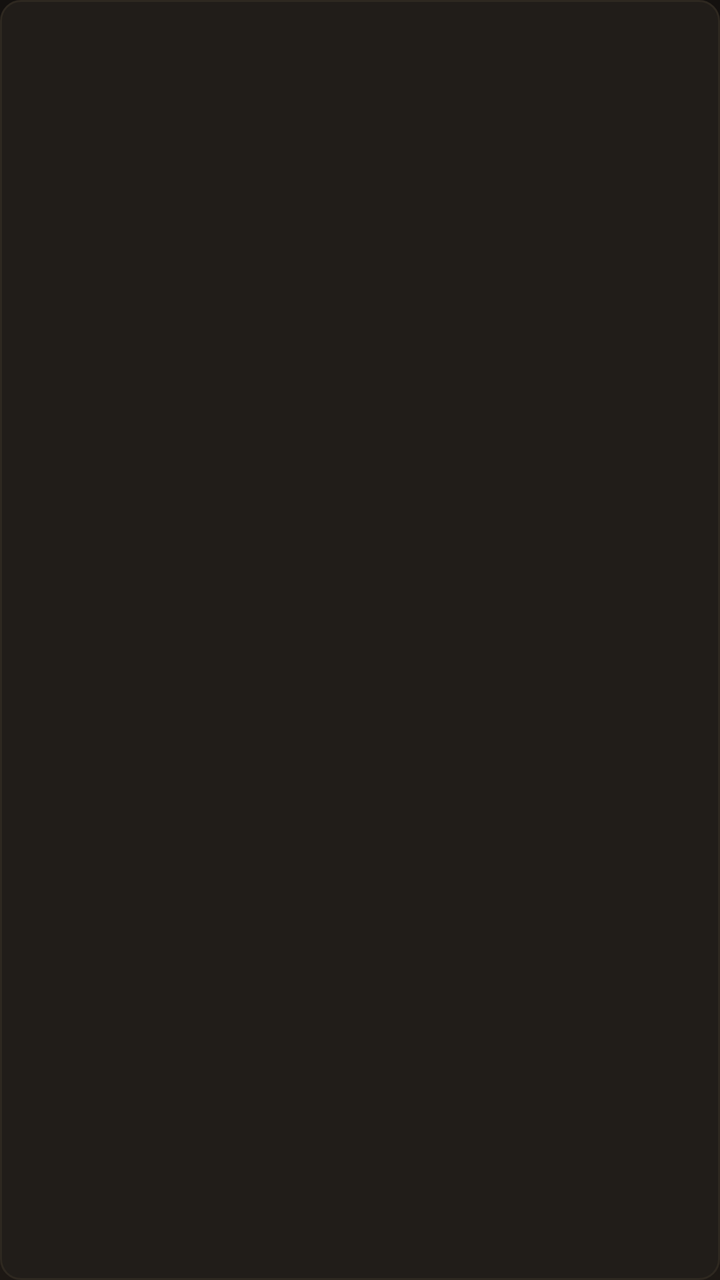
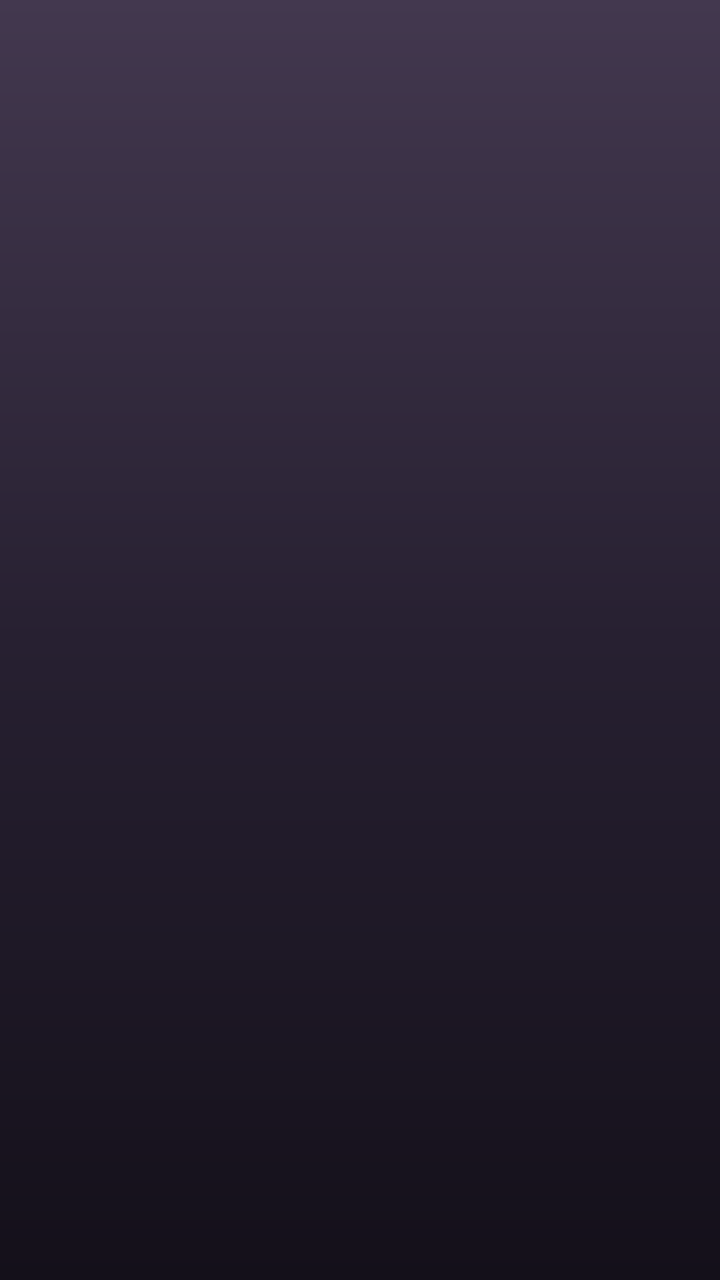

Before-and-after screenshots of an Android layout around one commit, followed by the original layout XML and the change that was made.
<!-- AndroidManifest.xml: application theme Theme.HMS -->
<!-- res/layout/item_tile.xml -->
<?xml version="1.0" encoding="utf-8"?>
<LinearLayout xmlns:android="http://schemas.android.com/apk/res/android"
    android:layout_width="wrap_content" android:layout_height="wrap_content"
    android:orientation="vertical" android:layout_margin="6dp" android:padding="6dp"
    android:focusable="true" android:clickable="true" android:longClickable="true"
    android:background="@drawable/bg_card">
    <ImageView android:id="@+id/img" android:layout_width="130dp" android:layout_height="195dp" android:scaleType="centerCrop"/>
    <TextView android:id="@+id/title" android:layout_width="match_parent" android:layout_height="wrap_content"
        android:layout_marginTop="6dp" android:maxLines="2" android:ellipsize="end" android:textColor="@color/white" android:textSize="14sp"/>
    <TextView android:id="@+id/sub" android:layout_width="match_parent" android:layout_height="wrap_content"
        android:maxLines="1" android:ellipsize="end" android:textColor="@color/secondary" android:textSize="12sp"/>
</LinearLayout>
<!-- resources referenced by this layout -->
<resources>
  <color name="secondary">#A99C8B</color>
  <color name="white">#F5F1EA</color>
  <!-- drawable bg_card (drawable) -->
  <?xml version="1.0" encoding="utf-8"?>
  <selector xmlns:android="http://schemas.android.com/apk/res/android">
      <item android:state_focused="true">
          <shape android:shape="rectangle"><solid android:color="@color/surface_hi"/><stroke android:width="3dp" android:color="@color/bronze"/><corners android:radius="10dp"/></shape>
      </item>
      <item android:state_pressed="true">
          <shape android:shape="rectangle"><solid android:color="@color/surface_hi"/><stroke android:width="3dp" android:color="@color/bronze"/><corners android:radius="10dp"/></shape>
      </item>
      <item>
          <shape android:shape="rectangle"><solid android:color="@color/surface"/><stroke android:width="1dp" android:color="@color/surface_hi"/><corners android:radius="10dp"/></shape>
      </item>
  </selector>
  <style name="Theme.HMS" parent="android:Theme.Material.NoActionBar">
          <item name="android:windowBackground">@drawable/bg_main</item>
          <item name="android:windowFullscreen">true</item>
          <item name="android:colorPrimary">@color/charcoal</item>
          <item name="android:colorAccent">@color/bronze</item>
          <item name="android:colorControlActivated">@color/bronze</item>
          <item name="android:textColorPrimary">@color/white</item>
          <item name="android:textColorSecondary">@color/secondary</item>
          <item name="android:textColorHint">@color/secondary</item>
      </style>
  <color name="surface_hi">#2E2820</color>
  <color name="bronze">#B07D3A</color>
  <color name="surface">#211D19</color>
  <!-- drawable bg_main (drawable) -->
  <?xml version="1.0" encoding="utf-8"?>
  <shape xmlns:android="http://schemas.android.com/apk/res/android" android:shape="rectangle">
      <gradient android:angle="270" android:startColor="#14110F" android:endColor="#1D1814"/>
  </shape>
  <color name="charcoal">#14110F</color>
</resources>

<!-- the commit's change to res/layout/item_tile.xml (unified diff, before → after) -->
@@ -1,12 +1,13 @@
 <?xml version="1.0" encoding="utf-8"?>
 <LinearLayout xmlns:android="http://schemas.android.com/apk/res/android"
     android:layout_width="wrap_content" android:layout_height="wrap_content"
-    android:orientation="vertical" android:layout_margin="6dp" android:padding="6dp"
-    android:focusable="true" android:clickable="true" android:longClickable="true"
-    android:background="@drawable/bg_card">
-    <ImageView android:id="@+id/img" android:layout_width="130dp" android:layout_height="195dp" android:scaleType="centerCrop"/>
+    android:orientation="vertical" android:layout_margin="8dp"
+    android:clipChildren="false"
+    android:focusable="true" android:clickable="true" android:longClickable="true">
+    <ImageView android:id="@+id/img" android:layout_width="130dp" android:layout_height="195dp" android:scaleType="centerCrop"
+        android:duplicateParentState="true"/>
     <TextView android:id="@+id/title" android:layout_width="match_parent" android:layout_height="wrap_content"
-        android:layout_marginTop="6dp" android:maxLines="2" android:ellipsize="end" android:textColor="@color/white" android:textSize="14sp"/>
+        android:layout_marginTop="8dp" android:maxLines="2" android:ellipsize="end" android:textColor="@color/white" android:textSize="14sp"/>
     <TextView android:id="@+id/sub" android:layout_width="match_parent" android:layout_height="wrap_content"
         android:maxLines="1" android:ellipsize="end" android:textColor="@color/secondary" android:textSize="12sp"/>
 </LinearLayout>
<!-- resource entries referenced after the edit -->
@@ -1,23 +1,12 @@
 <!-- resources referenced by this layout -->
 <resources>
-  <color name="secondary">#A99C8B</color>
-  <color name="white">#F5F1EA</color>
-  <!-- drawable bg_card (drawable) -->
-  <?xml version="1.0" encoding="utf-8"?>
-  <selector xmlns:android="http://schemas.android.com/apk/res/android">
-      <item android:state_focused="true">
-          <shape android:shape="rectangle"><solid android:color="@color/surface_hi"/><stroke android:width="3dp" android:color="@color/bronze"/><corners android:radius="10dp"/></shape>
-      </item>
-      <item android:state_pressed="true">
-          <shape android:shape="rectangle"><solid android:color="@color/surface_hi"/><stroke android:width="3dp" android:color="@color/bronze"/><corners android:radius="10dp"/></shape>
-      </item>
-      <item>
-          <shape android:shape="rectangle"><solid android:color="@color/surface"/><stroke android:width="1dp" android:color="@color/surface_hi"/><corners android:radius="10dp"/></shape>
-      </item>
-  </selector>
+  <color name="secondary">#B6AFC6</color>
+  <color name="white">#F7F5FB</color>
   <style name="Theme.HMS" parent="android:Theme.Material.NoActionBar">
           <item name="android:windowBackground">@drawable/bg_main</item>
           <item name="android:windowFullscreen">true</item>
+          <item name="android:navigationBarColor">@android:color/transparent</item>
+          <item name="android:statusBarColor">@android:color/transparent</item>
           <item name="android:colorPrimary">@color/charcoal</item>
           <item name="android:colorAccent">@color/bronze</item>
           <item name="android:colorControlActivated">@color/bronze</item>
@@ -25,14 +14,12 @@
           <item name="android:textColorSecondary">@color/secondary</item>
           <item name="android:textColorHint">@color/secondary</item>
       </style>
-  <color name="surface_hi">#2E2820</color>
-  <color name="bronze">#B07D3A</color>
-  <color name="surface">#211D19</color>
+  <color name="bronze">#AECBFA</color>
   <!-- drawable bg_main (drawable) -->
   <?xml version="1.0" encoding="utf-8"?>
   <shape xmlns:android="http://schemas.android.com/apk/res/android" android:shape="rectangle">
-      <gradient android:angle="270" android:startColor="#14110F" android:endColor="#1D1814"/>
+      <gradient android:angle="270" android:startColor="#43384F" android:centerColor="#272031" android:endColor="#14101A"/>
   </shape>
-  <color name="charcoal">#14110F</color>
+  <color name="charcoal">#17131D</color>
 </resources>
 
